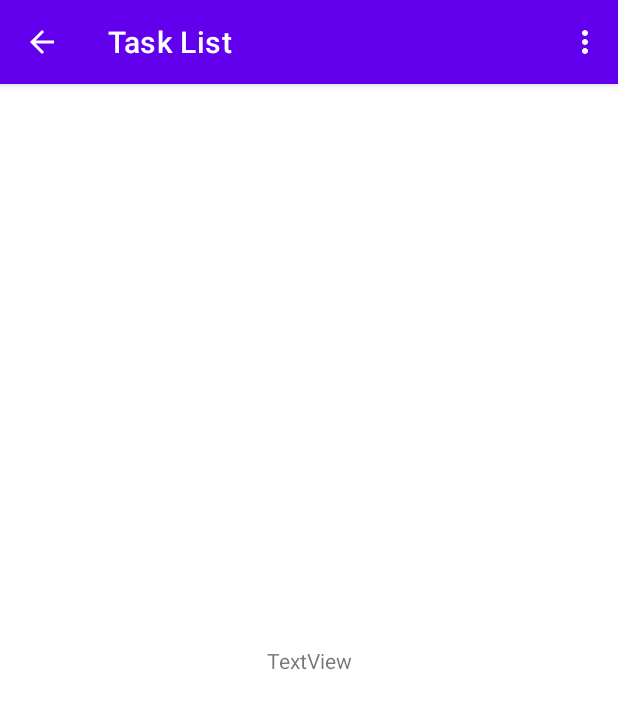
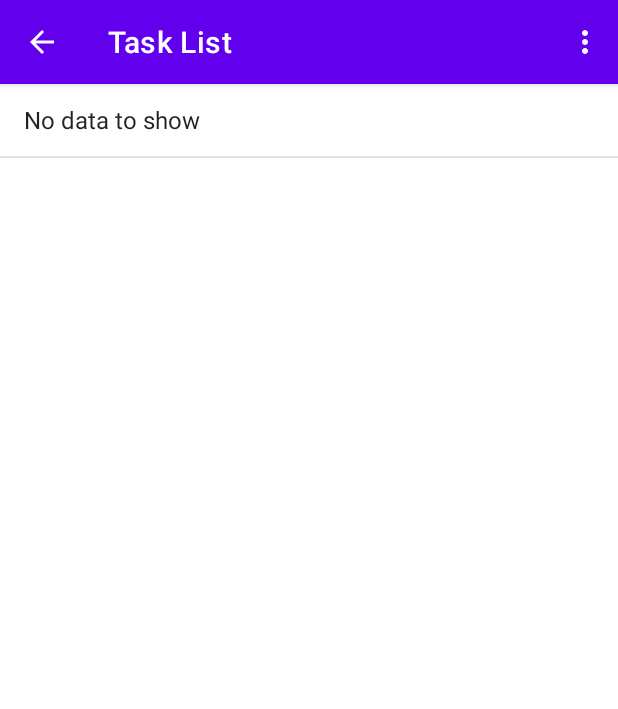
Before and after one commit to AjNafis/PresentList, an Android app: the screen it shows after launch (ShowList), after a tap on an icon or button, on a phone screen of 412 x 824 dp. Shown: the top 709 px of the screen. Run offline under Robolectric (Android 15) with nearby library versions, the phone set to English and light mode, and no system bars; 1 other tap on this screen came first.

Commit message:
- Created list view for second screen - converted string array to list datatype and displayed it using an adapter.

```diff
--- a/app/src/main/java/com/example/presentlist/MainActivity.java
+++ b/app/src/main/java/com/example/presentlist/MainActivity.java
@@ -52,21 +52,22 @@ public class MainActivity extends AppCompatActivity {
         arrow.setOnClickListener(new View.OnClickListener() {
             @Override
             public void onClick(View v) {
-                String results = null;
-
+                String results = "";
                 Cursor cr = db.rawQuery("SELECT * FROM listData",null);
                 if(cr.moveToFirst()) {
                     do {
                         for (int i = 0; i < cr.getColumnCount(); i++) {
                             results += cr.getString(i) + " ";
+                        }
                         results += "\n";
-                        }
                     }
                     while (cr.moveToNext());
                 }
                 cr.close();
+                //If there is no data, we will just pass a string saying there is no data to be shown.
+                results = results == "" ? "No data to show" : results;
 
-                tDetails.setText(results);
+                goToShowListScreen.putExtra("ListData",results);
                 startActivity(goToShowListScreen);
             }
         });
@@ -80,9 +81,7 @@ public class MainActivity extends AppCompatActivity {
         tdate.setText(y + "-" + m + "-" + d);
 
         //Created a DatePicker dialog in order to get tdate from user more conveniently.
-        tdate.setOnFocusChangeListener(new View.OnFocusChangeListener() {
-            @Override
-            public void onFocusChange(View v, boolean hasFocus) {
+        tdate.setOnFocusChangeListener((v, hasFocus) -> {
             if (hasFocus){
                 //Doing this to hide the keyboard
                 tdate.clearFocus();
@@ -100,10 +99,7 @@ public class MainActivity extends AppCompatActivity {
                 sDatePickerDialog = new DatePickerDialog(MainActivity.this,listener,y,m,d);
                 sDatePickerDialog.show();
             }
-            }
         });
-
-
 
         //Handle Save button press.
         save.setOnClickListener(new View.OnClickListener() {
@@ -127,27 +123,14 @@ public class MainActivity extends AppCompatActivity {
                     values.put("name",tName.getText().toString());
                     values.put("details",tDetails.getText().toString());
 
-                    db.insert("listData",null,values);
-
-                    String results = null;
-
-                    Cursor cr = db.rawQuery("SELECT * FROM listData",null);
-                    if(cr.moveToFirst()) {
-                        do {
-                            for (int i = 0; i < cr.getColumnCount(); i++) {
-                                results += cr.getString(i) + " ";
-                            }
-                            results += "\n";
-                        }
-                        while (cr.moveToNext());
-                    }
-                    cr.close();
+                    //Insert data into the data base, i used ContentValues class to help me
+                    //put the data into the the row, regula SQL code was not accepting strings as input.
+                    db.insert("ListData",null,values);
 
                     tdate.setText(y + "-" + m + "-" + d);
                     tName.setText("");
                     tDetails.setText("");
 
-                    ((TextView)findViewById(R.id.TV1)).setText(results);
                 }
             }
         });
--- a/app/src/main/java/com/example/presentlist/ShowList.java
+++ b/app/src/main/java/com/example/presentlist/ShowList.java
@@ -10,12 +10,16 @@ import android.view.Menu;
 import android.view.MenuInflater;
 import android.view.MenuItem;
 import android.view.View;
+import android.widget.ArrayAdapter;
 import android.widget.EditText;
 import android.widget.ImageView;
+import android.widget.ListView;
 import android.widget.TextView;
 import android.widget.Toast;
 
 import org.w3c.dom.Text;
+
+import java.util.ArrayList;
 
 public class ShowList extends AppCompatActivity {
 
@@ -29,12 +33,23 @@ public class ShowList extends AppCompatActivity {
         getSupportActionBar().setDisplayHomeAsUpEnabled(true);
         getSupportActionBar().setTitle("Task List");
 
-        TextView tv = findViewById(R.id.textView3);
+        Intent intent = this.getIntent();
+        String _listData = intent.getStringExtra("ListData");
 
+        ListView listView = findViewById(R.id.listView);
 
+        ArrayList<String> listData_list = new ArrayList<>();
+        ArrayAdapter adapter = new ArrayAdapter(this,android.R.layout.simple_list_item_1, listData_list);
 
+        listView.setAdapter(adapter);
 
+        String[] str = _listData.split("\n");
 
+        for (String data : str){
+            //ListData listData;
+            listData_list.add(data);
+        }
+        adapter.notifyDataSetChanged();
 
 
     }
--- a/app/src/main/res/layout/activity_show_list.xml
+++ b/app/src/main/res/layout/activity_show_list.xml
@@ -6,11 +6,10 @@
     android:layout_height="match_parent"
     tools:context=".ShowList">
 
-    <TextView
-        android:id="@+id/textView3"
-        android:layout_width="wrap_content"
-        android:layout_height="wrap_content"
-        android:text="TextView"
+    <ListView
+        android:id="@+id/listView"
+        android:layout_width="match_parent"
+        android:layout_height="match_parent"
         app:layout_constraintBottom_toBottomOf="parent"
         app:layout_constraintEnd_toEndOf="parent"
         app:layout_constraintHorizontal_bias="0.5"
```
Also changed, not shown: app/src/main/java/com/example/presentlist/ListData.java (added, +7 -0 lines). Lines whose indentation alone changed are shown as unchanged.
